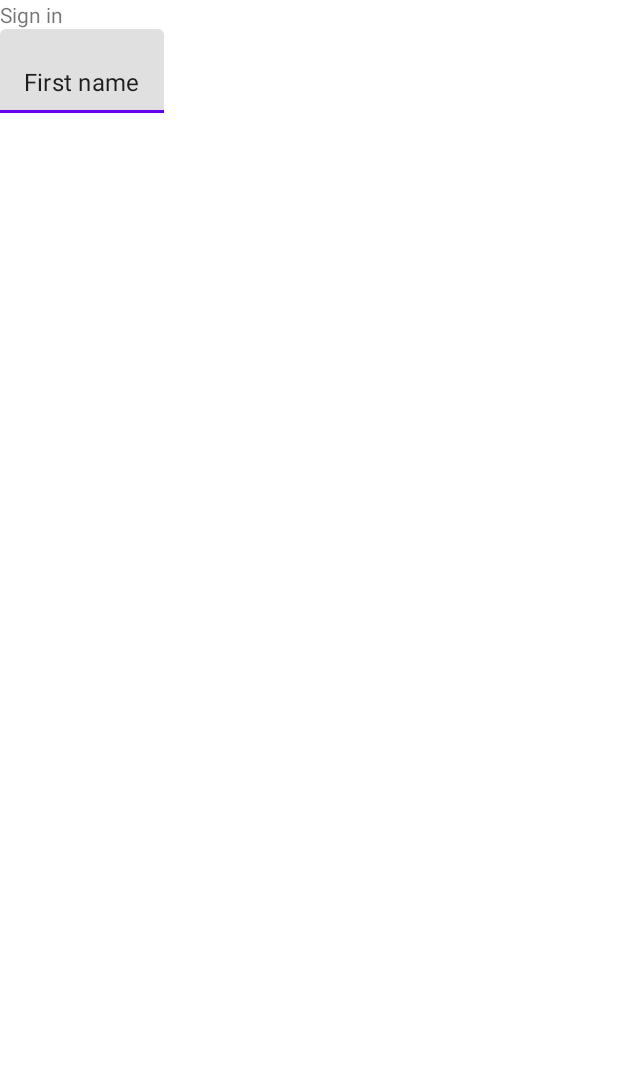
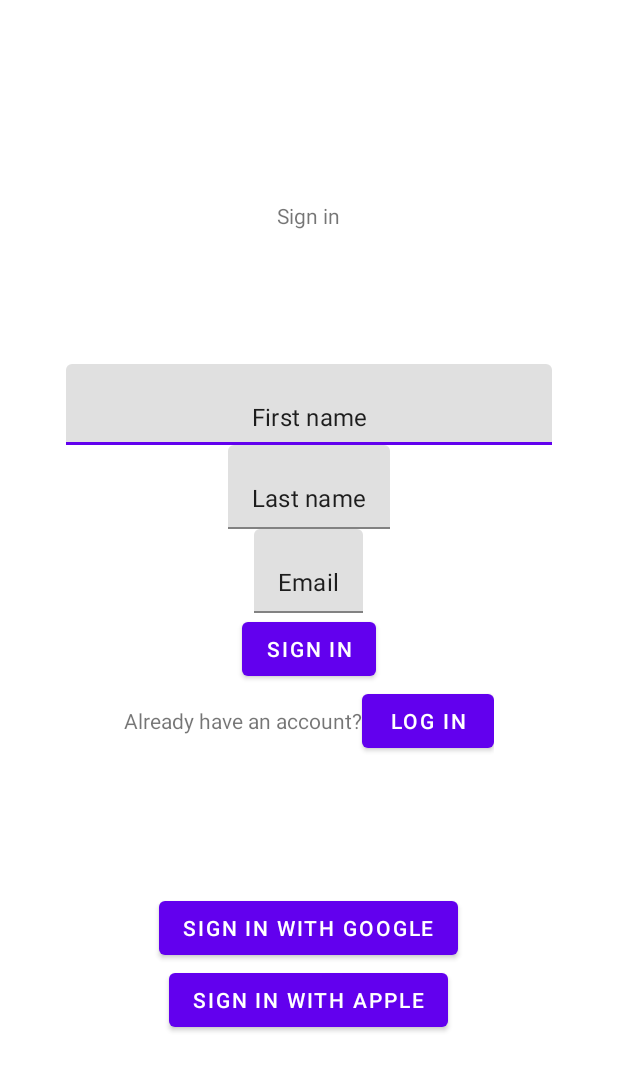
Before and after one commit to bearded-ant/AdhiPradanaTest, an Android app: the layout fragment_signin.xml on its own in the app's theme, with its tools: preview values and no code run, on a phone screen of 412 x 824 dp. Shown: the top 1071 px of the screen. Run offline under Robolectric (Android 15) with nearby library versions, the phone set to English and light mode, and no system bars.

Commit message:
sign in fragment markup

```diff
--- a/app/build.gradle
+++ b/app/build.gradle
@@ -9,8 +9,8 @@ android {
 
     defaultConfig {
         applicationId "com.example.adhipradanatest"
-        minSdk 33
-        targetSdk 33
+        minSdk 27
+        targetSdk 32
         versionCode 1
         versionName "1.0"
 
--- a/app/src/main/res/layout/fragment_signin.xml
+++ b/app/src/main/res/layout/fragment_signin.xml
@@ -1,28 +1,128 @@
 <?xml version="1.0" encoding="utf-8"?>
-<androidx.appcompat.widget.LinearLayoutCompat xmlns:android="http://schemas.android.com/apk/res/android"
+<androidx.constraintlayout.widget.ConstraintLayout xmlns:android="http://schemas.android.com/apk/res/android"
     xmlns:app="http://schemas.android.com/apk/res-auto"
     xmlns:tools="http://schemas.android.com/tools"
     android:layout_width="match_parent"
     android:layout_height="match_parent"
     android:orientation="vertical"
-    tools:context=".MainActivity">
+    tools:context=".MainActivity"
+    android:padding="44dp">
+
+    <androidx.appcompat.widget.LinearLayoutCompat
+        android:id="@+id/fr_sign_in_top_block"
+        android:layout_width="match_parent"
+        android:layout_height="wrap_content"
+        android:orientation="vertical"
+        android:gravity="center"
+        app:layout_constraintBottom_toTopOf="@+id/fr_sign_in_center_block"
+        app:layout_constraintEnd_toEndOf="parent"
+        app:layout_constraintStart_toStartOf="parent"
+        app:layout_constraintTop_toTopOf="parent">
 
         <TextView
             android:layout_width="wrap_content"
             android:layout_height="wrap_content"
             android:text="@string/sign_in" />
 
+    </androidx.appcompat.widget.LinearLayoutCompat>
+
+    <androidx.appcompat.widget.LinearLayoutCompat
+        android:id="@+id/fr_sign_in_center_block"
+        android:layout_width="match_parent"
+        android:layout_height="wrap_content"
+        android:orientation="vertical"
+        android:gravity="center"
+        app:layout_constraintBottom_toTopOf="@+id/fr_sign_in_bottom_block"
+        app:layout_constraintEnd_toEndOf="parent"
+        app:layout_constraintStart_toStartOf="parent"
+        app:layout_constraintTop_toBottomOf="@+id/fr_sign_in_top_block">
+
         <com.google.android.material.textfield.TextInputLayout
             android:layout_width="match_parent"
-        android:layout_height="wrap_content">
+            android:layout_height="wrap_content"
+            style="@style/Widget.MaterialComponents.TextInputLayout.FilledBox.Dense"
+            android:gravity="center">
 
             <com.google.android.material.textfield.TextInputEditText
+                android:id="@+id/fr_sign_in_first_name_et"
+                android:layout_width="match_parent"
+                android:gravity="center_horizontal"
+                android:layout_height="wrap_content"
+                android:text="@string/first_name_hint" />
+        </com.google.android.material.textfield.TextInputLayout>
+
+        <com.google.android.material.textfield.TextInputLayout
+            android:layout_width="match_parent"
+            android:layout_height="wrap_content"
+            android:gravity="center">
+
+            <com.google.android.material.textfield.TextInputEditText
+                android:id="@+id/fr_sign_in_last_name_et"
                 android:layout_width="wrap_content"
                 android:layout_height="wrap_content"
-            android:text="@string/first_name_hint"
-            android:id="@+id/fr_sign_in_first_name"/>
+                android:text="@string/last_name_hint" />
+        </com.google.android.material.textfield.TextInputLayout>
+
+        <com.google.android.material.textfield.TextInputLayout
+            android:layout_width="match_parent"
+            android:layout_height="wrap_content"
+            android:gravity="center">
+
+            <com.google.android.material.textfield.TextInputEditText
+                android:id="@+id/fr_sign_in_email_et"
+                android:layout_width="wrap_content"
+                android:layout_height="wrap_content"
+                android:text="@string/email_hint" />
 
         </com.google.android.material.textfield.TextInputLayout>
 
+        <com.google.android.material.button.MaterialButton
+            android:id="@+id/fr_sign_in_first_name_btn"
+            android:layout_width="wrap_content"
+            android:layout_height="wrap_content"
+            android:text="@string/sign_in" />
 
+        <androidx.appcompat.widget.LinearLayoutCompat
+            android:layout_width="wrap_content"
+            android:layout_height="wrap_content"
+            android:orientation="horizontal">
+
+            <com.google.android.material.textview.MaterialTextView
+                android:layout_width="wrap_content"
+                android:layout_height="wrap_content"
+                android:text="@string/already_have_an_account_text" />
+
+            <com.google.android.material.button.MaterialButton
+                android:id="@+id/fr_sign_in_log_in_btn"
+                android:layout_width="wrap_content"
+                android:layout_height="wrap_content"
+                android:text="@string/log_in_hint" />
         </androidx.appcompat.widget.LinearLayoutCompat>
+    </androidx.appcompat.widget.LinearLayoutCompat>
+
+    <androidx.appcompat.widget.LinearLayoutCompat
+        android:id="@+id/fr_sign_in_bottom_block"
+        android:layout_width="match_parent"
+        android:layout_height="wrap_content"
+        android:orientation="vertical"
+        android:gravity="center"
+        app:layout_constraintBottom_toBottomOf="parent"
+        app:layout_constraintEnd_toEndOf="parent"
+        app:layout_constraintStart_toStartOf="parent"
+        app:layout_constraintTop_toBottomOf="@+id/fr_sign_in_center_block">
+
+        <com.google.android.material.button.MaterialButton
+            android:id="@+id/fr_sign_in_with_google_btn"
+            android:layout_width="wrap_content"
+            android:layout_height="wrap_content"
+            android:text="@string/sign_in_with_google_hint" />
+
+        <com.google.android.material.button.MaterialButton
+            android:id="@+id/fr_sign_in_with_apple_btn"
+            android:layout_width="wrap_content"
+            android:layout_height="wrap_content"
+            android:text="@string/sign_in_with_apple_hint" />
+    </androidx.appcompat.widget.LinearLayoutCompat>
+
+
+</androidx.constraintlayout.widget.ConstraintLayout>
--- a/app/src/main/res/values/colors.xml
+++ b/app/src/main/res/values/colors.xml
@@ -1,5 +1,10 @@
 <?xml version="1.0" encoding="utf-8"?>
 <resources>
+	<!-- sign_in_page colors -->
+
+	<color name="colorPrimary">#008577</color>
+	<color name="colorPrimaryDark">#00574B</color>
+	<color name="colorAccent">#D81B60</color>
 	<color name="purple_200">#FFBB86FC</color>
 	<color name="purple_500">#FF6200EE</color>
 	<color name="purple_700">#FF3700B3</color>
@@ -7,4 +12,5 @@
 	<color name="teal_700">#FF018786</color>
 	<color name="black">#FF000000</color>
 	<color name="white">#FFFFFFFF</color>
+
 </resources>
--- a/app/src/main/res/values/strings.xml
+++ b/app/src/main/res/values/strings.xml
@@ -2,4 +2,11 @@
     <string name="app_name">AdhiPradanaTest</string>
     <string name="sign_in">Sign in</string>
     <string name="first_name_hint">First name</string>
+    <string name="last_name_hint">Last name</string>
+    <string name="email_hint">Email</string>
+    <string name="already_have_an_account_text">Already have an account?</string>
+    <string name="log_in_hint">Log in</string>
+    <string name="sign_in_with_google_hint">Sign in with Google</string>
+    <string name="sign_in_with_apple_hint">Sign in with Apple</string>
+
 </resources>
```
Lines whose indentation alone changed are shown as unchanged.
